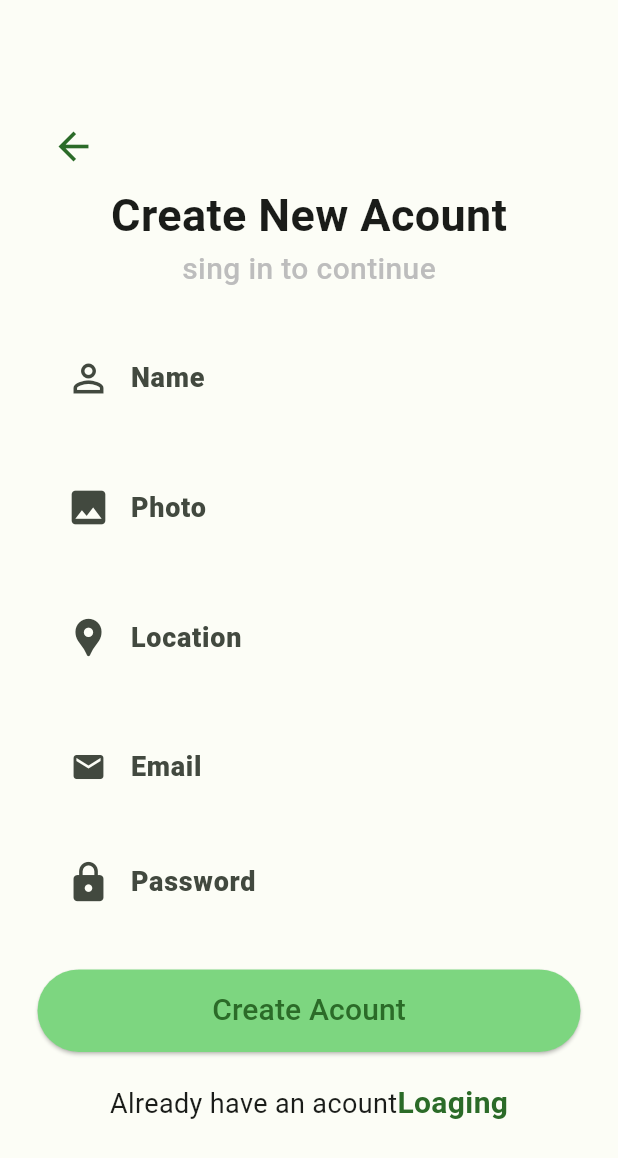
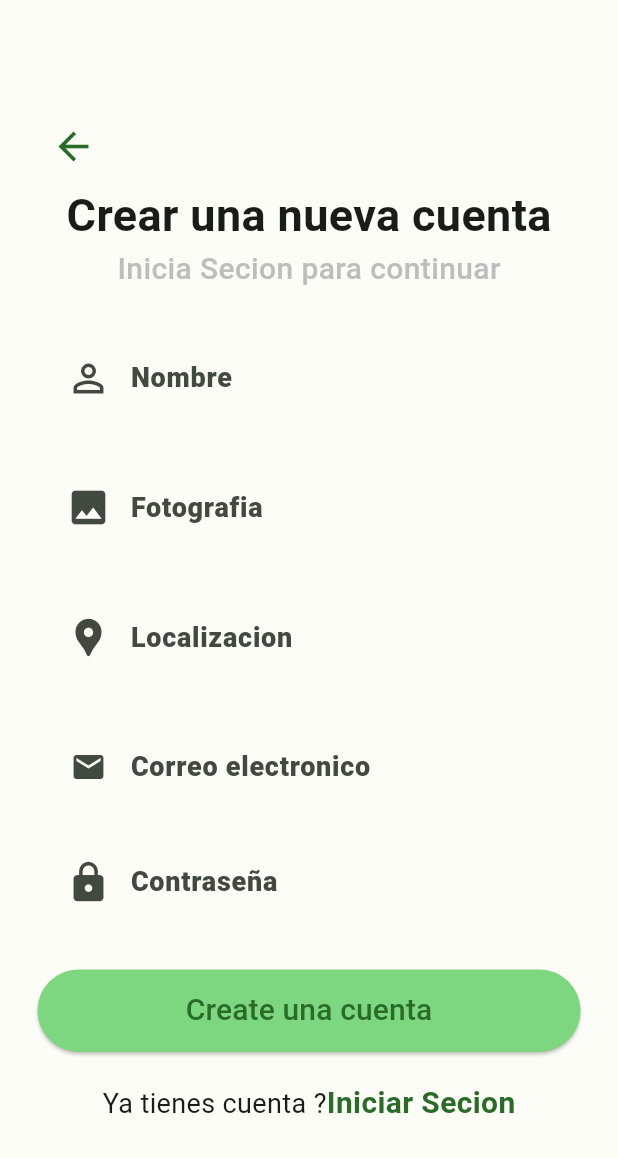
Before and after one commit to RejonSJ/connected_android, a Flutter app: the Register screen opened directly with empty values, on a phone screen of 412 x 824 dp. Shown: the top 1158 px of the screen. Run offline on Flutter 3.47's test engine with Material 2 defaults, Android fonts, the phone set to English and light mode, and no system bars.

Commit message:
Fix: style

```diff
--- a/connected_android/lib/main.dart
+++ b/connected_android/lib/main.dart
@@ -1,4 +1,3 @@
-import 'package:connected_android/pages/auth.dart';
 import 'package:connected_android/pages/home_page.dart';
 import 'package:flutter/material.dart';
 import 'color_schemes.g.dart';
@@ -16,8 +15,8 @@ class MyApp extends StatelessWidget {
       title: 'Flutter Demo',
       theme: ThemeData(useMaterial3: true, colorScheme: lightColorScheme),
       darkTheme: ThemeData(useMaterial3: true, colorScheme: darkColorScheme),
-      //home: const HomePage()
-      home: const Auth(),
+      home:  const HomePage(),
+
     );
   }
 }
--- a/connected_android/lib/pages/login.dart
+++ b/connected_android/lib/pages/login.dart
@@ -1,8 +1,6 @@
 import 'package:flutter/material.dart';
 
 class Login extends StatelessWidget {
-
-
   final Function togScreen;
 
   const Login({super.key, required this.togScreen});
@@ -11,44 +9,49 @@ class Login extends StatelessWidget {
   Widget build(BuildContext context) {
     return Scaffold(
       body: Padding(
-        padding: EdgeInsets.all(25),
+        padding: const EdgeInsets.all(25),
         child: Center(
           child: SingleChildScrollView(
             child: Column(
               children: [
                 ///const
-                SizedBox(height: 40),
-                Image.asset('images/placeholders/logo.png',width: 250, height: 200,),
+                const SizedBox(height: 40),
+                Image.asset(
+                  'images/placeholders/logo.png',
+                  width: 250,
+                  height: 200,
+                ),
 
                 Text(
-                  "sing in to continue",
+                  "Inicia Secion Para continuar",
                   style: TextStyle(
                       fontSize: 25,
                       fontWeight: FontWeight.w500,
                       color: Colors.grey[400]),
                 ),
-                SizedBox(height: 20),
+                const SizedBox(height: 20),
                 Container(
-                  padding: EdgeInsets.symmetric(horizontal: 10, vertical: 5),
+                  padding:
+                      const EdgeInsets.symmetric(horizontal: 10, vertical: 5),
                   child: TextFormField(
                     style: TextStyle(
                       color: Theme.of(context).primaryColor,
                       fontWeight: FontWeight.bold,
                       fontSize: 22,
                     ),
-                    decoration: InputDecoration(
+                    decoration: const InputDecoration(
                         border: InputBorder.none,
                         prefixIcon: Icon(Icons.email),
-                        labelText: "Email",
+                        labelText: "Correo Electronico",
                         labelStyle: TextStyle(
                           fontSize: 18,
                           fontWeight: FontWeight.w800,
                         )),
                   ),
                 ),
-                SizedBox(height: 10),
+                const SizedBox(height: 10),
                 Container(
-                  padding: EdgeInsets.symmetric(horizontal: 10, vertical: 5),
+                  padding: const EdgeInsets.symmetric(horizontal: 10, vertical: 5),
                   child: TextFormField(
                     obscureText: true,
                     style: TextStyle(
@@ -56,10 +59,10 @@ class Login extends StatelessWidget {
                       fontWeight: FontWeight.bold,
                       fontSize: 22,
                     ),
-                    decoration: InputDecoration(
+                    decoration: const InputDecoration(
                         border: InputBorder.none,
                         prefixIcon: Icon(Icons.lock),
-                        labelText: "Password",
+                        labelText: "Contraseña",
                         labelStyle: TextStyle(
                           fontSize: 18,
                           fontWeight: FontWeight.w800,
@@ -72,7 +75,7 @@ class Login extends StatelessWidget {
                     TextButton(
                         onPressed: () {},
                         child: Text(
-                          "Forgot Password",
+                          "Has olvidado tu contraseña ?",
                           style: TextStyle(
                             fontSize: 20,
                             fontWeight: FontWeight.bold,
@@ -81,24 +84,24 @@ class Login extends StatelessWidget {
                         )),
                   ],
                 ),
-                SizedBox(height: 10),
+                const SizedBox(height: 10),
                 SizedBox(
                     height: 55,
                     width: double.infinity,
                     child: ElevatedButton(
                         onPressed: () {},
                         style: ElevatedButton.styleFrom(
-                            primary: Color.fromARGB(255, 125, 214, 128)),
+                            primary: const Color.fromARGB(255, 125, 214, 128)),
                         child: const Text(
-                          "Loading",
+                          "Iniciar Secion",
                           style: TextStyle(fontSize: 20),
                         ))),
-                SizedBox(height: 20),
+                const SizedBox(height: 20),
                 Row(
                   mainAxisAlignment: MainAxisAlignment.center,
                   children: [
-                    Text(
-                      "Don't have an acount",
+                    const Text(
+                      "No tengo una cuenta",
                       style: TextStyle(
                         fontSize: 18,
                       ),
@@ -106,7 +109,7 @@ class Login extends StatelessWidget {
                     GestureDetector(
                       onTap: () => togScreen(),
                       child: Text(
-                        "Register",
+                        "Registrar",
                         style: TextStyle(
                           color: Theme.of(context).primaryColor,
                           fontWeight: FontWeight.bold,
--- a/connected_android/lib/pages/register.dart
+++ b/connected_android/lib/pages/register.dart
@@ -12,7 +12,7 @@ class Register extends StatelessWidget {
       onTap: () => FocusScope.of(context).unfocus(),
       child: Scaffold(
         body: Padding(
-          padding: EdgeInsets.all(25),
+          padding: const EdgeInsets.all(25),
           child: Center(
             child: SingleChildScrollView(
               child: Column(
@@ -32,81 +32,81 @@ class Register extends StatelessWidget {
                   ),
 
                   ///const
-                  Text(
-                    "Create New Acount",
+                  const Text(
+                    "Crear una nueva cuenta",
                     style: TextStyle(
                       fontSize: 30,
                       fontWeight: FontWeight.bold,
                     ),
                   ),
                   Text(
-                    "sing in to continue",
+                    "Inicia Secion para continuar",
                     style: TextStyle(
                         fontSize: 20,
                         fontWeight: FontWeight.w500,
                         color: Colors.grey[400]),
                   ),
-                  SizedBox(height: 20),
+                  const SizedBox(height: 20),
                   Container(
-                    padding: EdgeInsets.symmetric(horizontal: 10, vertical: 5),
+                    padding: const EdgeInsets.symmetric(horizontal: 10, vertical: 5),
                     child: TextFormField(
                       style: TextStyle(
                         color: Theme.of(context).primaryColor,
                         fontWeight: FontWeight.bold,
                         fontSize: 22,
                       ),
-                      decoration: InputDecoration(
+                      decoration: const InputDecoration(
                           border: InputBorder.none,
                           prefixIcon: Icon(Icons.person_outline, size: 30),
-                          labelText: "Name",
+                          labelText: "Nombre",
                           labelStyle: TextStyle(
                             fontSize: 18,
                             fontWeight: FontWeight.w800,
                           )),
                     ),
                   ),
-                  SizedBox(height: 10),
+                  const SizedBox(height: 10),
                   Container(
-                    padding: EdgeInsets.symmetric(horizontal: 10, vertical: 5),
+                    padding: const EdgeInsets.symmetric(horizontal: 10, vertical: 5),
                     child: TextFormField(
                       style: TextStyle(
                         color: Theme.of(context).primaryColor,
                         fontWeight: FontWeight.bold,
                         fontSize: 22,
                       ),
-                      decoration: InputDecoration(
+                      decoration: const InputDecoration(
                           border: InputBorder.none,
                           prefixIcon: Icon(Icons.photo, size: 30),
-                          labelText: "Photo",
+                          labelText: "Fotografia",
                           labelStyle: TextStyle(
                             fontSize: 18,
                             fontWeight: FontWeight.w800,
                           )),
                     ),
                   ),
-                  SizedBox(height: 10),
+                  const SizedBox(height: 10),
                   Container(
-                    padding: EdgeInsets.symmetric(horizontal: 10, vertical: 5),
+                    padding: const EdgeInsets.symmetric(horizontal: 10, vertical: 5),
                     child: TextFormField(
                       style: TextStyle(
                         color: Theme.of(context).primaryColor,
                         fontWeight: FontWeight.bold,
                         fontSize: 22,
                       ),
-                      decoration: InputDecoration(
+                      decoration: const InputDecoration(
                           border: InputBorder.none,
                           prefixIcon: Icon(Icons.location_pin, size: 30),
-                          labelText: "Location",
+                          labelText: "Localizacion",
                           labelStyle: TextStyle(
                             fontSize: 18,
                             fontWeight: FontWeight.w800,
                           )),
                     ),
                   ),
-                  SizedBox(height: 10),
+                  const SizedBox(height: 10),
 
                   Container(
-                    padding: EdgeInsets.symmetric(horizontal: 10, vertical: 5),
+                    padding: const EdgeInsets.symmetric(horizontal: 10, vertical: 5),
                     child: TextFormField(
                       obscureText: true,
                       style: TextStyle(
@@ -114,10 +114,10 @@ class Register extends StatelessWidget {
                         fontWeight: FontWeight.bold,
                         fontSize: 22,
                       ),
-                      decoration: InputDecoration(
+                      decoration: const InputDecoration(
                           border: InputBorder.none,
                           prefixIcon: Icon(Icons.email),
-                          labelText: "Email",
+                          labelText: "Correo electronico",
                           labelStyle: TextStyle(
                             fontSize: 18,
                             fontWeight: FontWeight.w800,
@@ -125,43 +125,43 @@ class Register extends StatelessWidget {
                     ),
                   ),
                   Container(
-                    padding: EdgeInsets.symmetric(horizontal: 10, vertical: 5),
+                    padding:const EdgeInsets.symmetric(horizontal: 10, vertical: 5),
                     child: TextFormField(
                       style: TextStyle(
                         color: Theme.of(context).primaryColor,
                         fontWeight: FontWeight.bold,
                         fontSize: 22,
                       ),
-                      decoration: InputDecoration(
+                      decoration: const InputDecoration(
                           border: InputBorder.none,
                           prefixIcon: Icon(Icons.lock, size: 30),
-                          labelText: "Password",
+                          labelText: "Contraseña",
                           labelStyle: TextStyle(
                             fontSize: 18,
                             fontWeight: FontWeight.w800,
                           )),
                     ),
                   ),
-                  SizedBox(height: 10),
+                  const SizedBox(height: 10),
 
-                  SizedBox(height: 10),
+                  const SizedBox(height: 10),
                   SizedBox(
                       height: 55,
                       width: double.infinity,
                       child: ElevatedButton(
                           onPressed: () {},
                           style: ElevatedButton.styleFrom(
-                              primary: Color.fromARGB(255, 125, 214, 128)),
+                              primary: const Color.fromARGB(255, 125, 214, 128)),
                           child: const Text(
-                            "Create Acount",
+                            "Create una cuenta",
                             style: TextStyle(fontSize: 20),
                           ))),
-                  SizedBox(height: 20),
+                  const SizedBox(height: 20),
                   Row(
                     mainAxisAlignment: MainAxisAlignment.center,
                     children: [
-                      Text(
-                        "Already have an acount",
+                      const Text (
+                        "Ya tienes cuenta ?",
                         style: TextStyle(
                           fontSize: 18,
                         ),
@@ -169,7 +169,7 @@ class Register extends StatelessWidget {
                       GestureDetector(
                         onTap: () => togSreen(),
                         child: Text(
-                          "Loaging",
+                          "Iniciar Secion",
                           style: TextStyle(
                             color: Theme.of(context).primaryColor,
                             fontWeight: FontWeight.bold,
```
Also changed, not shown: connected_android/lib/pages/home_page.dart (+5 -3 lines).
